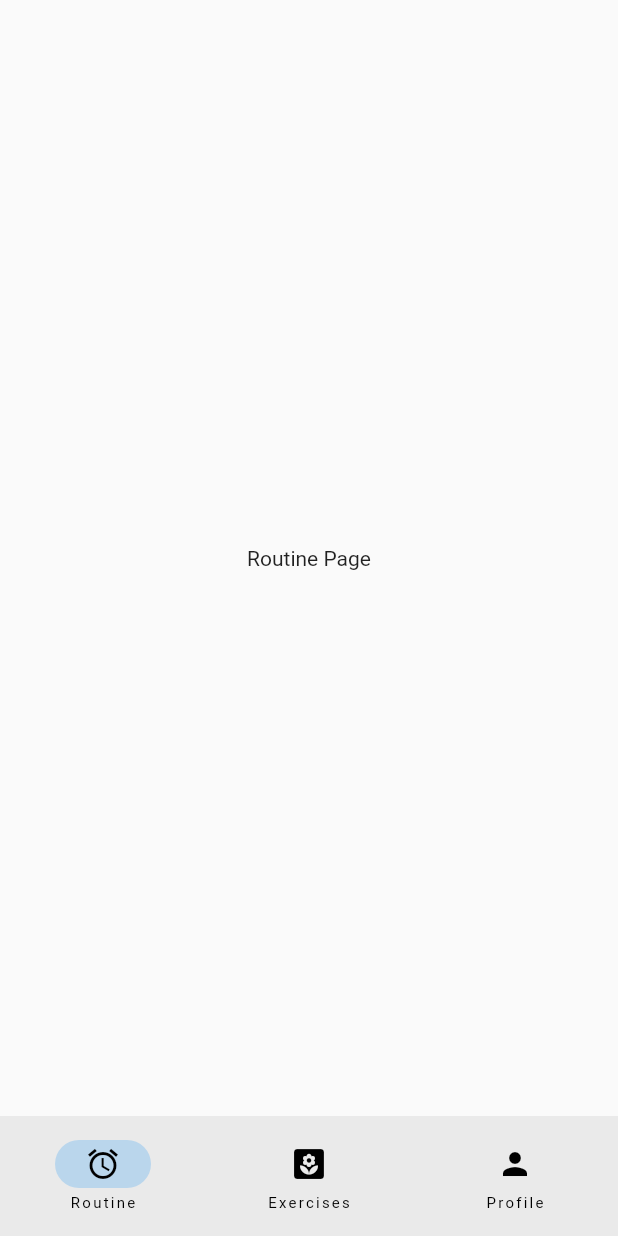
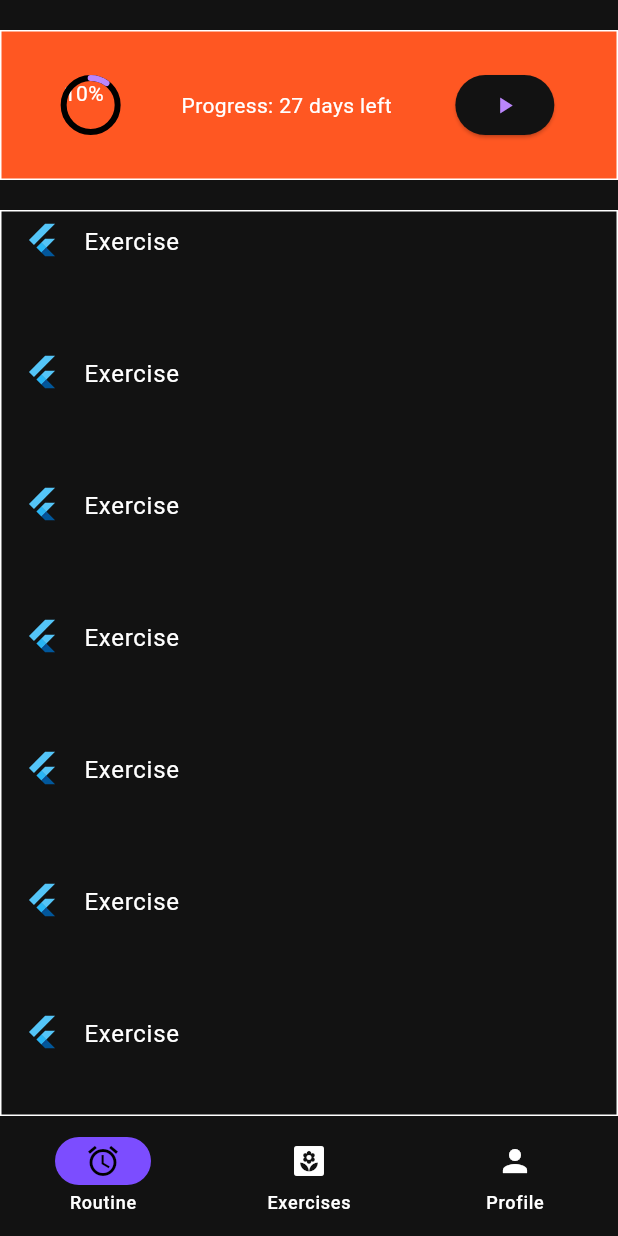
Before and after one commit to AfreAustin/Flutter-Exercise, a Flutter app: the screen it shows after launch, on a phone screen of 412 x 824 dp. Run offline on Flutter 3.47's test engine with Material 2 defaults, Android fonts, the phone set to English and light mode, and no system bars.

Commit message:
finished basic format of Routine route

```diff
--- a/exercise/lib/main.dart
+++ b/exercise/lib/main.dart
@@ -1,4 +1,5 @@
 import 'package:flutter/material.dart';
+import 'package:intl/intl.dart';
 
 void main() => runApp(ExerciseApp());
 
@@ -17,8 +18,12 @@ class ExerciseApp extends StatelessWidget {
   // display app within device UI
   @override
   Widget build(BuildContext context) {
-    return const MaterialApp(
+    return MaterialApp(
       title: 'Exercise App', // OS task switcher title
+      theme: ThemeData(
+        colorScheme: ColorScheme.dark(onPrimary: Colors.purple),
+        useMaterial3: true,
+      ),
       home: SafeArea(
         child: PageNavigation(),
       ),
@@ -49,6 +54,7 @@ class _PageNavigationState extends State<PageNavigation> {
           });
         },
         selectedIndex: currentPageIndex,
+        indicatorColor: Colors.deepPurpleAccent,
         destinations: const <Widget>[
           NavigationDestination(icon: Icon(Icons.alarm), label: "Routine"),
           NavigationDestination(icon: Icon(Icons.yard), label: "Exercises"),
@@ -81,13 +87,79 @@ List<Exercise> generateExercises() {
 }
 
 // show the set routine of a user -------------------------------------------------------------
-class RoutinePage extends StatelessWidget {
+class RoutinePage extends StatefulWidget {
   const RoutinePage({super.key});
 
   @override
+  State<RoutinePage> createState() => _RoutinePageState();
+}
+
+class _RoutinePageState extends State<RoutinePage> {
+  var f = NumberFormat('###.#%');
+  int currDay = 3;
+  int maxDay = 30;
+
+  @override
   Widget build(BuildContext context) {
-    return Center(
-      child: Text("Routine Page"),
+    return Column(
+      children: <Widget>[
+        SizedBox(height: 20.0),
+        DecoratedBox(
+          decoration: BoxDecoration(
+            border: Border.all(width: 1, color: Colors.white),
+            color: Colors.deepOrange,
+          ),
+          child: SizedBox(
+            height: 100.0,
+            child: Row(
+              mainAxisAlignment: MainAxisAlignment.spaceEvenly,
+              children: [
+                Stack(
+                  children: [
+                    Text(
+                      f.format(currDay / maxDay),
+                    ),
+                    CircularProgressIndicator(
+                      strokeCap: StrokeCap.round,
+                      backgroundColor: Colors.black,
+                      value: currDay / maxDay,
+                    ),
+                  ],
+                ),
+                Text(
+                  "Progress: ${((maxDay - currDay == 0) ? "Completed!" : "${maxDay - currDay} days left")}",
+                ),
+                ElevatedButton(
+                  onPressed: () {
+                    debugPrint("Pressed");
+                  },
+                  child: Icon(Icons.play_arrow),
+                ),
+              ],
+            ),
+          ),
+        ),
+        SizedBox(height: 20.0),
+        SizedBox(
+          height: MediaQuery.of(context).size.height - 220.0,
+          child: DecoratedBox(
+            decoration: BoxDecoration(
+              border: Border.all(color: Colors.white),
+            ),
+            child: ListView.builder(
+              itemCount: 20,
+              itemBuilder: (context, index) {
+                return ListTile(
+                  isThreeLine: true,
+                  leading: FlutterLogo(),
+                  title: Text("Exercise"),
+                  subtitle: Text("  "),
+                );
+              },
+            ),
+          ),
+        ),
+      ],
     );
   }
 }
@@ -166,124 +238,10 @@ class ProfilePage extends StatelessWidget {
 
   @override
   Widget build(BuildContext context) {
-    return Center(
-      child: Text("Profile Page"),
+    return Column(
+      children: const <Widget>[
+        Text("Profile Page"),
+      ],
     );
   }
 }
-
-/*
-Row(
-  mainAxisAlignment: MainAxisAlignment.end,
-  children: const <Widget>[
-    Text("List View "),
-    Icon(Icons.arrow_drop_down),
-  ],
-),
-
-class MyApp extends StatelessWidget {
-  const MyApp({super.key});
-
-  // This widget is the root of your application.
-  @override
-  Widget build(BuildContext context) {
-    return MaterialApp(
-      title: 'Flutter Demo',
-      theme: ThemeData(
-        // This is the theme of your application.
-        colorScheme: ColorScheme.fromSeed(seedColor: Colors.deepPurple),
-        useMaterial3: true,
-      ),
-      home: const MyHomePage(title: 'Flutter Demo Home Page'),
-    );
-  }
-}
-
-class MyHomePage extends StatefulWidget {
-  const MyHomePage({super.key, required this.title});
-
-  // This widget is the home page of your application. It is stateful, meaning
-  // that it has a State object (defined below) that contains fields that affect
-  // how it looks.
-
-  // This class is the configuration for the state. It holds the values (in this
-  // case the title) provided by the parent (in this case the App widget) and
-  // used by the build method of the State. Fields in a Widget subclass are
-  // always marked "final".
-
-  final String title;
-
-  @override
-  State<MyHomePage> createState() => _MyHomePageState();
-}
-
-class _MyHomePageState extends State<MyHomePage> {
-  int _counter = 0;
-
-  void _incrementCounter() {
-    setState(() {
-      // This call to setState tells the Flutter framework that something has
-      // changed in this State, which causes it to rerun the build method below
-      // so that the display can reflect the updated values. If we changed
-      // _counter without calling setState(), then the build method would not be
-      // called again, and so nothing would appear to happen.
-      _counter++;
-    });
-  }
-
-  @override
-  Widget build(BuildContext context) {
-    // This method is rerun every time setState is called, for instance as done
-    // by the _incrementCounter method above.
-    //
-    // The Flutter framework has been optimized to make rerunning build methods
-    // fast, so that you can just rebuild anything that needs updating rather
-    // than having to individually change instances of widgets.
-    return Scaffold(
-      appBar: AppBar(
-        // TRY THIS: Try changing the color here to a specific color (to
-        // Colors.amber, perhaps?) and trigger a hot reload to see the AppBar
-        // change color while the other colors stay the same.
-        backgroundColor: Theme.of(context).colorScheme.inversePrimary,
-        // Here we take the value from the MyHomePage object that was created by
-        // the App.build method, and use it to set our appbar title.
-        title: Text(widget.title),
-      ),
-      body: Center(
-        // Center is a layout widget. It takes a single child and positions it
-        // in the middle of the parent.
-        child: Column(
-          // Column is also a layout widget. It takes a list of children and
-          // arranges them vertically. By default, it sizes itself to fit its
-          // children horizontally, and tries to be as tall as its parent.
-          //
-          // Column has various properties to control how it sizes itself and
-          // how it positions its children. Here we use mainAxisAlignment to
-          // center the children vertically; the main axis here is the vertical
-          // axis because Columns are vertical (the cross axis would be
-          // horizontal).
-          //
-          // TRY THIS: Invoke "debug painting" (choose the "Toggle Debug Paint"
-          // action in the IDE, or press "p" in the console), to see the
-          // wireframe for each widget.
-          mainAxisAlignment: MainAxisAlignment.center,
-          children: <Widget>[
-            const Text(
-              'You have pushed the button this many times:',
-            ),
-            Text(
-              '$_counter',
-              style: Theme.of(context).textTheme.headlineMedium,
-            ),
-          ],
-        ),
-      ),
-      floatingActionButton: FloatingActionButton(
-        onPressed: _incrementCounter,
-        tooltip: 'Increment',
-        child: const Icon(Icons.add),
-      ), // This trailing comma makes auto-formatting nicer for build methods.
-    );
-  }
-}
-*/
--- a/exercise/pubspec.yaml
+++ b/exercise/pubspec.yaml
@@ -35,6 +35,7 @@ dependencies:
   # The following adds the Cupertino Icons font to your application.
   # Use with the CupertinoIcons class for iOS style icons.
   cupertino_icons: ^1.0.2
+  intl: ^0.18.1
 
 dev_dependencies:
   flutter_test:
```
Also changed, not shown: exercise/pubspec.lock.
